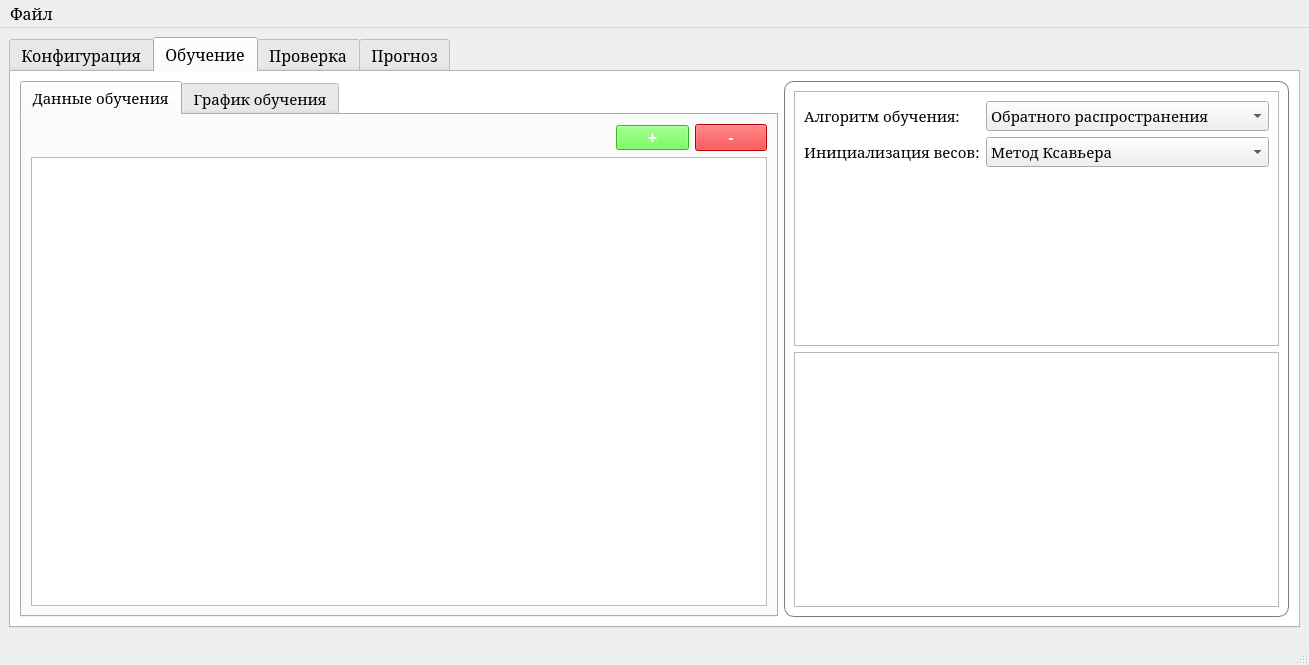
Old version of the form mainwindow.ui in the repository EvilCommunist/Neuro-Simulator.
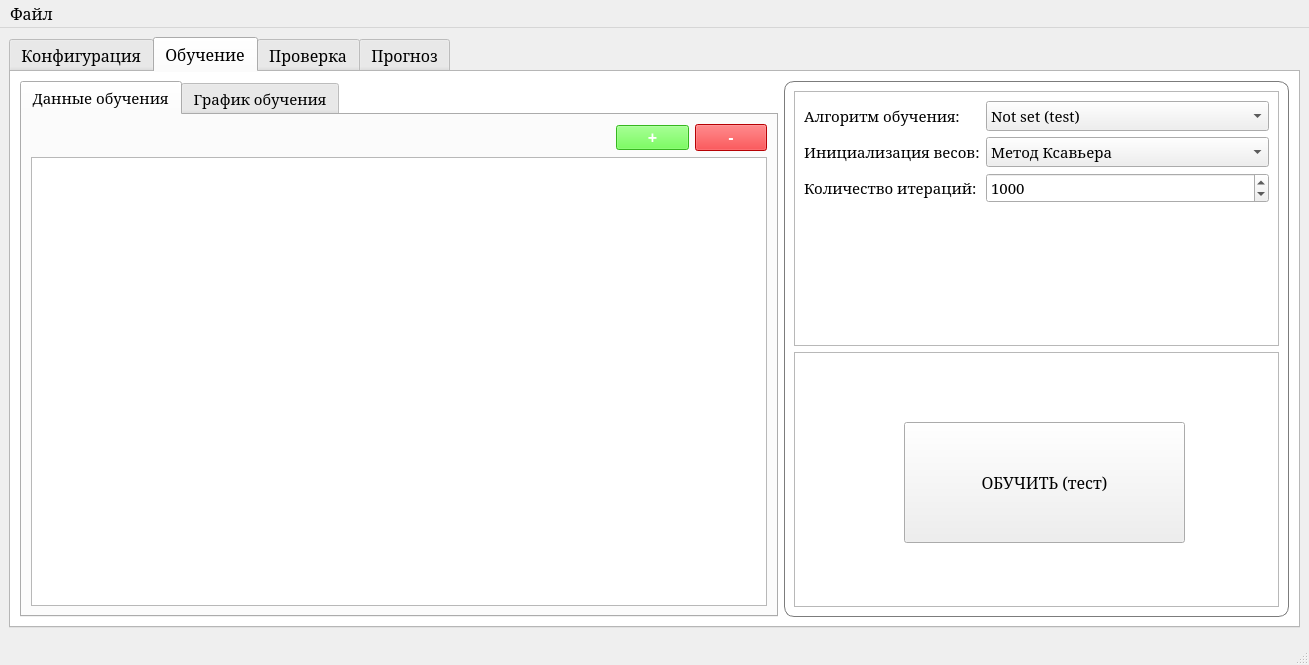
New version of the form. The open tabs and pages were chosen to show the change.

Commit message: Adding incompleted UI for learning

```diff
--- a/mainwindow.ui
+++ b/mainwindow.ui
@@ -550,6 +550,11 @@
                     <pointsize>11</pointsize>
                    </font>
                   </property>
+                  <item>
+                   <property name="text">
+                    <string>Not set (test)</string>
+                   </property>
+                  </item>
                   <item>
                    <property name="text">
                     <string>Обратного распространения</string>
@@ -585,6 +590,41 @@
                   </item>
                  </widget>
                 </item>
+                <item row="2" column="0">
+                 <widget class="QLabel" name="label_6">
+                  <property name="font">
+                   <font>
+                    <family>Garamond</family>
+                    <pointsize>11</pointsize>
+                   </font>
+                  </property>
+                  <property name="text">
+                   <string>Количество итераций:</string>
+                  </property>
+                 </widget>
+                </item>
+                <item row="2" column="1">
+                 <widget class="QSpinBox" name="learnIterations">
+                  <property name="font">
+                   <font>
+                    <family>Garamond</family>
+                    <pointsize>11</pointsize>
+                   </font>
+                  </property>
+                  <property name="minimum">
+                   <number>1</number>
+                  </property>
+                  <property name="maximum">
+                   <number>10000</number>
+                  </property>
+                  <property name="singleStep">
+                   <number>10</number>
+                  </property>
+                  <property name="value">
+                   <number>1000</number>
+                  </property>
+                 </widget>
+                </item>
                </layout>
               </item>
               <item>
@@ -601,6 +641,25 @@
              <property name="frameShadow">
               <enum>QFrame::Shadow::Raised</enum>
              </property>
+             <widget class="QPushButton" name="startLearning">
+              <property name="geometry">
+               <rect>
+                <x>110</x>
+                <y>70</y>
+                <width>281</width>
+                <height>121</height>
+               </rect>
+              </property>
+              <property name="font">
+               <font>
+                <family>Garamond</family>
+                <pointsize>12</pointsize>
+               </font>
+              </property>
+              <property name="text">
+               <string>ОБУЧИТЬ (тест)</string>
+              </property>
+             </widget>
             </widget>
            </item>
           </layout>
```
Left out of the diff: 4 changed lines with no effect on the pictures. The commit also changes 6 other files.
